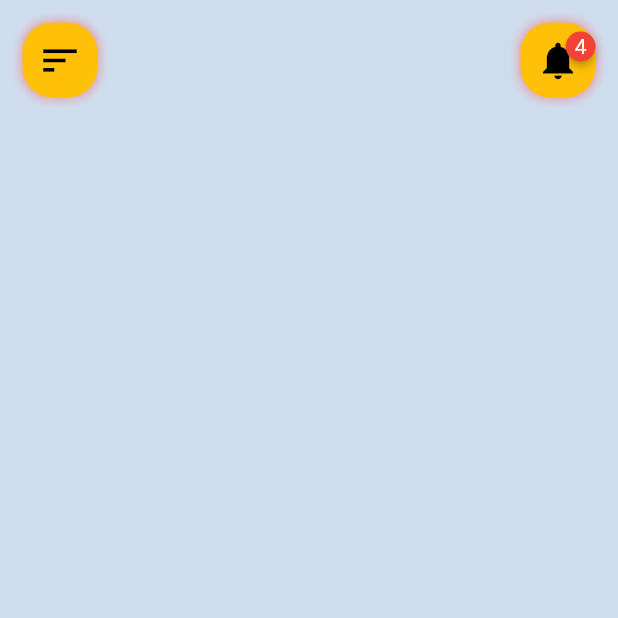
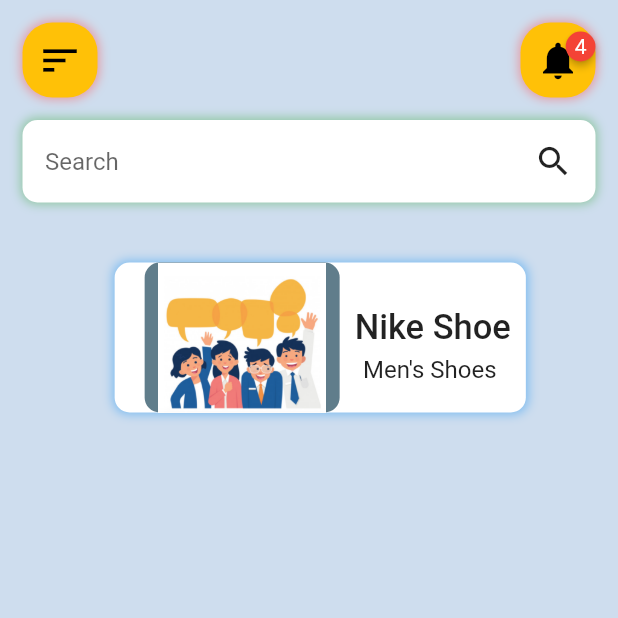
Before and after one commit to home-22/shopping_store_app, a Flutter app: the screen it shows after launch, after a tap on "Sign In", on a phone screen of 412 x 824 dp, the top half of it. Run offline on Flutter 3.47's test engine with Material 2 defaults, Android fonts, the light colour scheme and no system bars; drawn by our look-alikes of badges; missing offline and left inert: dart:ffi.

Commit message:
shopping_store_app

```diff
--- a/lib/pages/Home_Page.dart
+++ b/lib/pages/Home_Page.dart
@@ -5,6 +5,7 @@
 import 'package:flutter/material.dart';
 import 'package:flutter/src/foundation/key.dart';
 import 'package:flutter/src/widgets/framework.dart';
+import 'package:shopping_store_app/widget/Row_Items.dart';
 
 class HomePage extends StatelessWidget {
   const HomePage({Key? key}) : super(key: key);
@@ -55,20 +56,57 @@
                     ),
                     child: Badge(
                       badgeColor: Colors.red,
-                        padding: EdgeInsets.all(6),
-                        badgeContent: Text(
+                      padding: const EdgeInsets.all(6),
+                      badgeContent: const Text(
                         '4',
                         style: TextStyle(color: Colors.white),
                       ),
-                        child: Icon(
+                      child: const Icon(
                         Icons.notifications,
                         size: 30,
                         color: Colors.black,
                       ),
-                      )),
+                    ),
+                  ),
                 ],
               ),
-            )
+            ),
+            Container(
+              margin: EdgeInsets.symmetric(horizontal: 15),
+              padding: EdgeInsets.symmetric(horizontal: 15),
+              height: 55,
+              decoration: BoxDecoration(
+                color: Colors.white,
+                borderRadius: BorderRadius.circular(10),
+                boxShadow: [
+                  BoxShadow(
+                    color: Colors.green.withOpacity(0.5),
+                    blurRadius: 5,
+                    spreadRadius: 1,
+                  ),
+                ],
+              ),
+              child: Row(
+                children: [
+                  Container(
+                    width: 300,
+                    child: TextFormField(
+                      decoration: InputDecoration(
+                        border: InputBorder.none,
+                        hintText: 'Search',
+                      ),
+                    ),
+                  ),
+                  Spacer(),
+                  Icon(
+                    Icons.search,
+                    size: 26,
+                  ),
+                ],
+              ),
+            ),
+            SizedBox(height: 30),
+            RowItems(),
           ],
         ),
       )),
--- a/lib/pages/Login_Page.dart
+++ b/lib/pages/Login_Page.dart
@@ -1,9 +1,4 @@
-import 'dart:ffi';
-import 'dart:ui';
-
 import 'package:flutter/material.dart';
-import 'package:flutter/src/foundation/key.dart';
-import 'package:flutter/src/widgets/framework.dart';
 
 class LoginPage extends StatelessWidget {
   const LoginPage({Key? key}) : super(key: key);
@@ -48,7 +43,7 @@
                     Container(
                       width: 250,
                       child: TextFormField(
-                        decoration: InputDecoration(
+                        decoration: const InputDecoration(
                           border: InputBorder.none,
                           helperText: 'Enter Username',
                         ),
@@ -83,7 +78,7 @@
                     Container(
                       width: 250,
                       child: TextFormField(
-                        decoration: InputDecoration(
+                        decoration: const InputDecoration(
                           border: InputBorder.none,
                           helperText: 'Enter Username',
                         ),
@@ -93,11 +88,11 @@
                 ),
               ),
               Container(
-                margin: EdgeInsets.only(left: 15),
+                margin: const EdgeInsets.only(left: 15),
                 alignment: Alignment.centerLeft,
                 child: TextButton(
                   onPressed: () {},
-                  child: Text(
+                  child: const Text(
                     'Forget Password',
                     style: TextStyle(
                         color: Colors.grey,
@@ -106,15 +101,15 @@
                   ),
                 ),
               ),
-              SizedBox(height: 20), //40
+              const SizedBox(height: 20), //40
               InkWell(
                 onTap: () {
                   Navigator.pushNamed(context, 'HomePage');
                 },
                 child: Container(
                   alignment: Alignment.center,
-                  margin: EdgeInsets.symmetric(horizontal: 8),
-                  padding: EdgeInsets.symmetric(horizontal: 15),
+                  margin: const EdgeInsets.symmetric(horizontal: 8),
+                  padding: const EdgeInsets.symmetric(horizontal: 15),
                   height: 55,
                   width: double.infinity,
                   decoration: BoxDecoration(
@@ -128,7 +123,7 @@
                       ),
                     ],
                   ),
-                  child: Text(
+                  child: const Text(
                     'Sign In',
                     style: TextStyle(
                       fontSize: 25,
@@ -139,26 +134,6 @@
                   ),
                 ),
               ),
-              SizedBox(height: 50), //50
-              Row(
-                mainAxisAlignment: MainAxisAlignment.center,
-                children: [
-                  Text(
-                    'Don t Have Account? -',
-                    style: TextStyle(
-                      color: Colors.grey.withOpacity(0.7),
-                      fontSize: 16,
-                    ),
-                  ),
-                  TextButton(
-                      onPressed: () {},
-                      child: Text(
-                        'Sign Up',
-                        style: TextStyle(
-                            fontSize: 18, fontWeight: FontWeight.w500),
-                      ))
-                ],
-              )
             ],
           ),
         ),
--- /dev/null
+++ b/lib/widget/Row_Items.dart
@@ -0,0 +1,76 @@
+import 'package:flutter/material.dart';
+
+class RowItems extends StatelessWidget {
+  const RowItems({Key? key}) : super(key: key);
+
+  @override
+  Widget build(BuildContext context) {
+    return SingleChildScrollView(
+      scrollDirection: Axis.horizontal,
+      child: Row(
+        children: [
+          Container(
+            margin: EdgeInsets.only(top: 10, bottom: 10, left: 15),
+            padding: EdgeInsets.symmetric(horizontal: 10),
+            height: 100,
+            decoration: BoxDecoration(
+              color: Colors.white,
+              borderRadius: BorderRadius.circular(10),
+              boxShadow: [
+                BoxShadow(
+                  color: Colors.blue.withOpacity(0.5),
+                  blurRadius: 5,
+                  spreadRadius: 1,
+                ),
+              ],
+            ),
+            child: Row(
+              children: [
+                Stack(
+                  alignment: Alignment.center,
+                  children: [
+                    Container(
+                      height: 120,
+                      width: 130,
+                      decoration: BoxDecoration(
+                        color: Colors.blueGrey, // okvir
+                        borderRadius: BorderRadius.circular(10),
+                      ),
+                    ),
+                    Image.asset(
+                      'images/welcome.jpg',
+                      height: 150,
+                      width: 150,
+                      fit: BoxFit.contain,
+                    ),
+                  ],
+                ),
+                Padding(
+                  padding: const EdgeInsets.symmetric(vertical: 30),
+                  child: Column(
+                    children: [
+                      Text(
+                        'Nike Shoe',
+                        style: TextStyle(
+                          fontSize: 23,
+                          fontWeight: FontWeight.w500,
+                        ),
+                      ),
+                      SizedBox(height: 5),
+                      Text(
+                        "Men's Shoes ",
+                        style: TextStyle(
+                          fontSize: 16,
+                        ),
+                      )
+                    ],
+                  ),
+                ),
+              ],
+            ),
+          ),
+        ],
+      ),
+    );
+  }
+}
```
Lines whose indentation alone changed are shown as unchanged.
